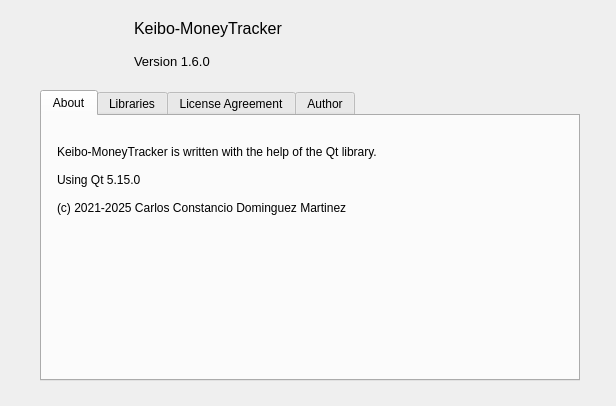
Above: keibomoneytracker/aboutdialog.ui from Carlos-CDM/Keibo-MoneyTracker before the change. Below: the same form after it.
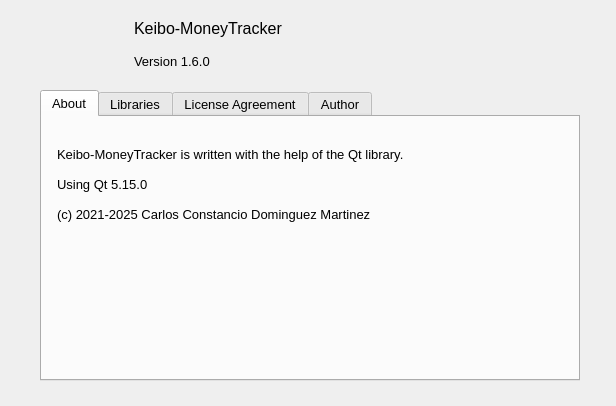
That is the form after the change.

```diff
--- a/keibomoneytracker/aboutdialog.ui
+++ b/keibomoneytracker/aboutdialog.ui
@@ -22,6 +22,11 @@
      <height>291</height>
     </rect>
    </property>
+   <property name="font">
+    <font>
+     <pointsize>10</pointsize>
+    </font>
+   </property>
    <property name="tabShape">
     <enum>QTabWidget::Rounded</enum>
    </property>
@@ -41,6 +46,11 @@
        <height>241</height>
       </rect>
      </property>
+     <property name="font">
+      <font>
+       <pointsize>10</pointsize>
+      </font>
+     </property>
      <property name="styleSheet">
       <string notr="true">background-color: rgba(0, 0, 0, 0);</string>
      </property>
```
Left out of the diff: 15 changed lines with no effect on the pictures.
